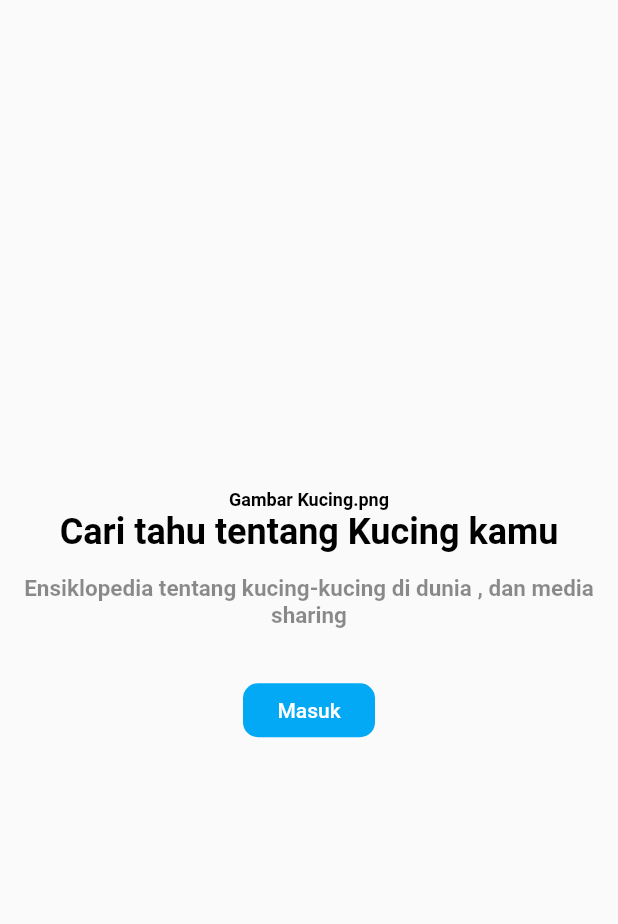
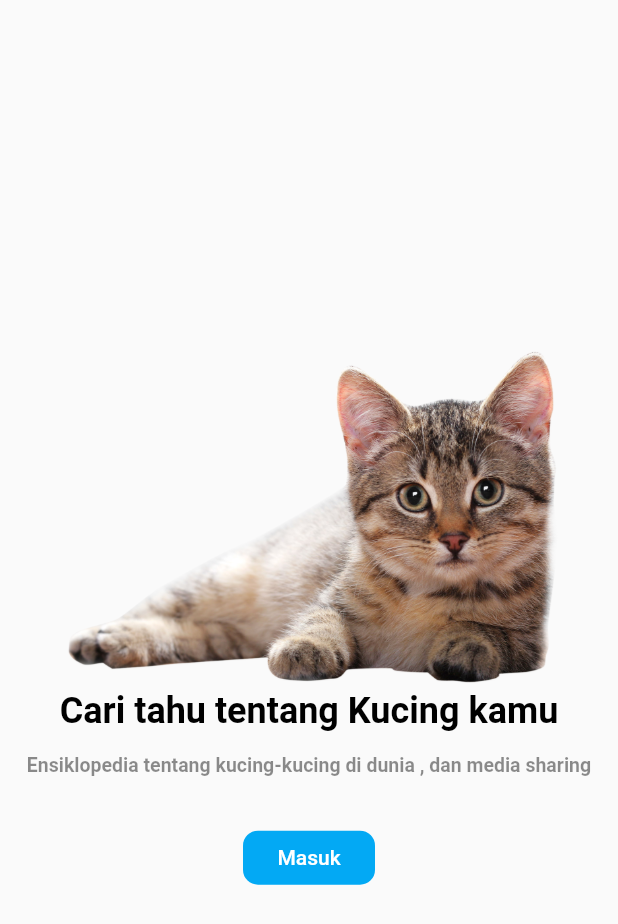
Before and after one commit to ogirians/kucingpedia, a Flutter app: the screen it shows after launch, on a phone screen of 412 x 824 dp. Shown: the top 924 px of the screen. Run offline on Flutter 3.47's test engine with Material 2 defaults, Android fonts, the light colour scheme and no system bars.

Commit message:
tambah gambar

```diff
--- a/lib/home_page.dart
+++ b/lib/home_page.dart
@@ -12,8 +12,6 @@ final ButtonStyle flatButtonStyle = TextButton.styleFrom(
 
 class MyHomePage extends StatelessWidget {
   const MyHomePage({Key? key, required String title, }) : super(key: key);
-
-
 
 
   @override
@@ -32,13 +30,10 @@ class MyHomePage extends StatelessWidget {
                           mainAxisAlignment: MainAxisAlignment.center, //Center Column contents vertically,
                           crossAxisAlignment: CrossAxisAlignment.center, //Center Column contents horizontally,
                           children: <Widget>[
-                            const Text(
-                              'Gambar Kucing.png',
-                              style : TextStyle(
-                                color: Colors.black,
-                                fontWeight: FontWeight.bold,
-                                fontSize: 12,
-                              )
+                            Container(
+                              padding: EdgeInsets.only(right: 30, left:30),
+                              child : Image.asset('assets/images/KucingFront.png')
+
                             )
                           ],
                         ),
@@ -75,7 +70,7 @@ class MyHomePage extends StatelessWidget {
                               style : TextStyle(
                                 color: Colors.black45,
                                 fontWeight: FontWeight.bold,
-                                fontSize: 15,
+                                fontSize: 13,
 
                               )
                             )
--- a/pubspec.yaml
+++ b/pubspec.yaml
@@ -56,6 +56,8 @@ flutter:
   # included with your application, so that you can use the icons in
   # the material Icons class.
   uses-material-design: true
+  assets:
+      - assets/images/
 
   # To add assets to your application, add an assets section, like this:
   # assets:
```
Also changed, not shown: assets/images/KucingFront.png (added).
